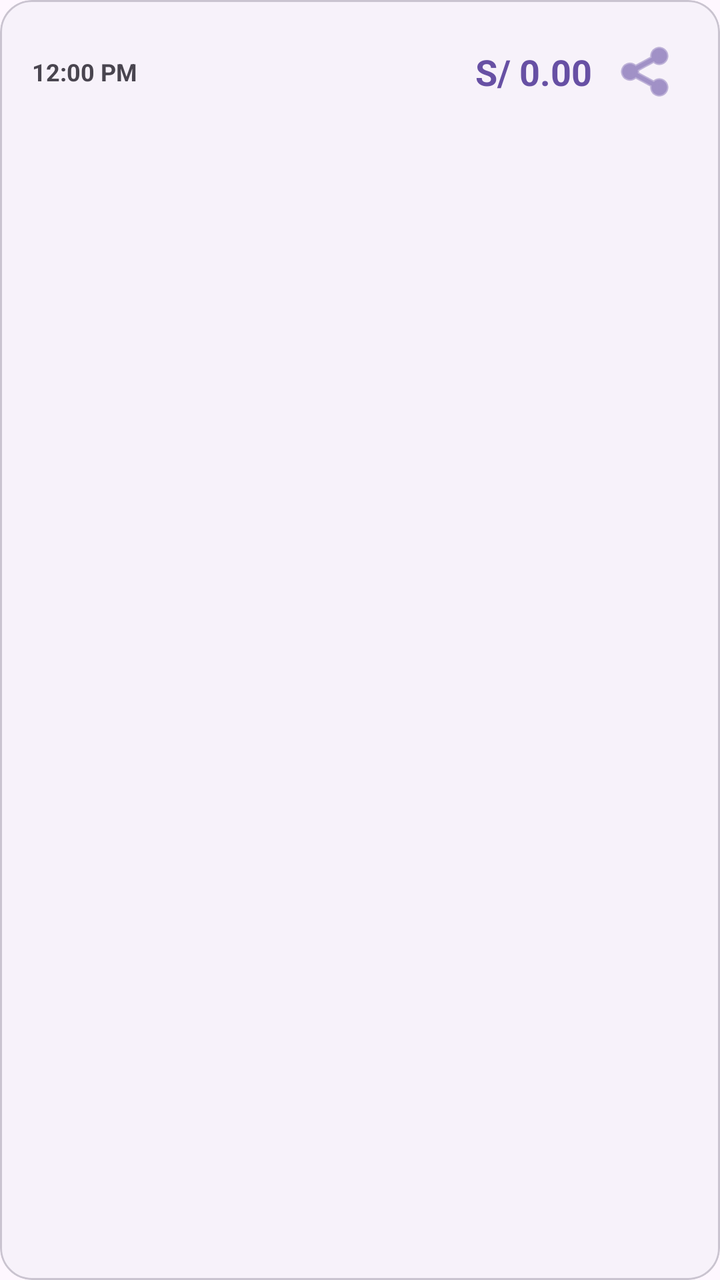
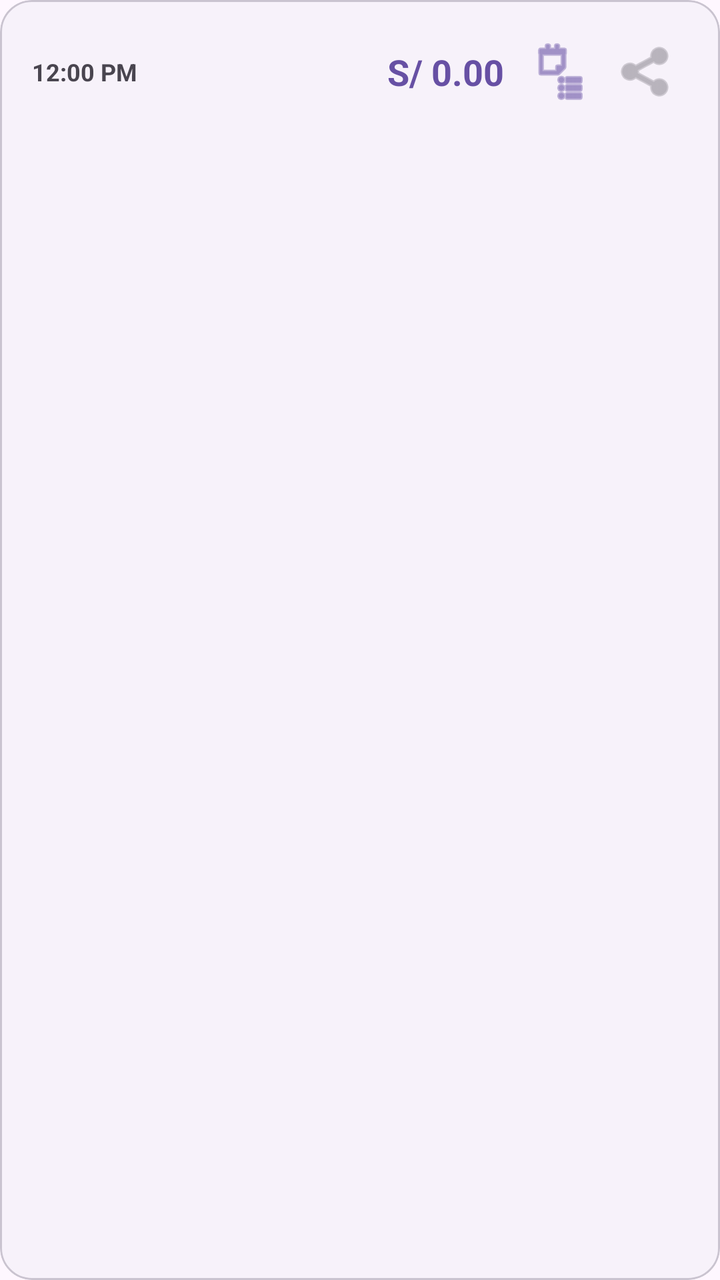

Before-and-after screenshots of an Android layout around one commit, followed by the original layout XML and the change that was made.
<!-- AndroidManifest.xml: application theme Theme.Naxor -->
<!-- res/layout/item_venta.xml -->
<?xml version="1.0" encoding="utf-8"?>
<com.google.android.material.card.MaterialCardView xmlns:android="http://schemas.android.com/apk/res/android"
    xmlns:app="http://schemas.android.com/apk/res-auto"
    android:layout_width="match_parent"
    android:layout_height="wrap_content"
    android:layout_marginHorizontal="16dp"
    android:layout_marginVertical="8dp"
    app:cardBackgroundColor="?attr/colorSurfaceContainerLow"
    app:cardCornerRadius="16dp"
    app:cardElevation="0dp"
    app:strokeWidth="1dp"
    app:strokeColor="?attr/colorOutlineVariant">

    <LinearLayout
        android:layout_width="match_parent"
        android:layout_height="wrap_content"
        android:orientation="vertical"
        android:padding="16dp">

        <LinearLayout
            android:layout_width="match_parent"
            android:layout_height="wrap_content"
            android:orientation="horizontal"
            android:gravity="center_vertical"
            android:layout_marginBottom="12dp">

            <TextView
                android:id="@+id/tvVentaHora"
                android:layout_width="0dp"
                android:layout_height="wrap_content"
                android:layout_weight="1"
                android:text="12:00 PM"
                android:textSize="12sp"
                android:textStyle="bold"
                android:textColor="?attr/colorOnSurfaceVariant" />

            <TextView
                android:id="@+id/tvVentaTotal"
                android:layout_width="wrap_content"
                android:layout_height="wrap_content"
                android:text="S/ 0.00"
                android:textSize="18sp"
                android:textStyle="bold"
                android:textColor="?attr/colorPrimary" />

            <ImageButton
                android:id="@+id/btnShareSaleTicket"
                android:layout_width="40dp"
                android:layout_height="40dp"
                android:layout_marginStart="8dp"
                android:background="?attr/selectableItemBackgroundBorderless"
                android:src="@android:drawable/ic_menu_share"
                app:tint="?attr/colorPrimary"
                android:contentDescription="Compartir Boleta" />
        </LinearLayout>

        
        <LinearLayout
            android:id="@+id/layoutVentaProductos"
            android:layout_width="match_parent"
            android:layout_height="wrap_content"
            android:orientation="vertical"
            android:divider="?android:attr/listDivider"
            android:showDividers="middle">
            
        </LinearLayout>

    </LinearLayout>
</com.google.android.material.card.MaterialCardView>
<!-- resources referenced by this layout -->
<resources>
  <style name="Theme.Naxor" parent="Base.Theme.Naxor" />
  <style name="Base.Theme.Naxor" parent="Theme.Material3.DayNight.NoActionBar">
          
          
      </style>
</resources>

<!-- the commit's change to res/layout/item_venta.xml (unified diff, before → after) -->
@@ -44,13 +44,24 @@
                 android:textColor="?attr/colorPrimary" />
 
             <ImageButton
-                android:id="@+id/btnShareSaleTicket"
+                android:id="@+id/btnEmitLegalDoc"
                 android:layout_width="40dp"
                 android:layout_height="40dp"
                 android:layout_marginStart="8dp"
                 android:background="?attr/selectableItemBackgroundBorderless"
+                android:src="@android:drawable/ic_menu_agenda"
+                app:tint="?attr/colorPrimary"
+                android:contentDescription="Emitir Comprobante" />
+
+            <ImageButton
+                android:id="@+id/btnShareSaleTicket"
+                android:layout_width="40dp"
+                android:layout_height="40dp"
+                android:layout_marginStart="4dp"
+                android:background="?attr/selectableItemBackgroundBorderless"
                 android:src="@android:drawable/ic_menu_share"
-                app:tint="?attr/colorPrimary"
+                app:tint="?attr/colorOnSurfaceVariant"
+                android:alpha="0.6"
                 android:contentDescription="Compartir Boleta" />
         </LinearLayout>
 
